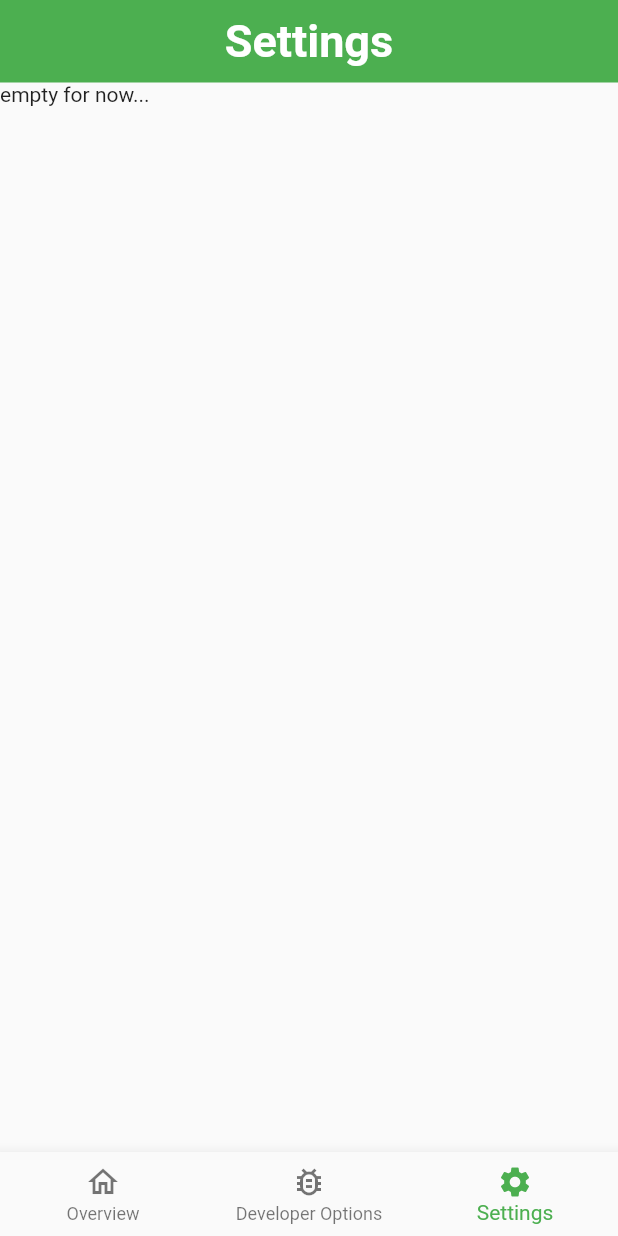
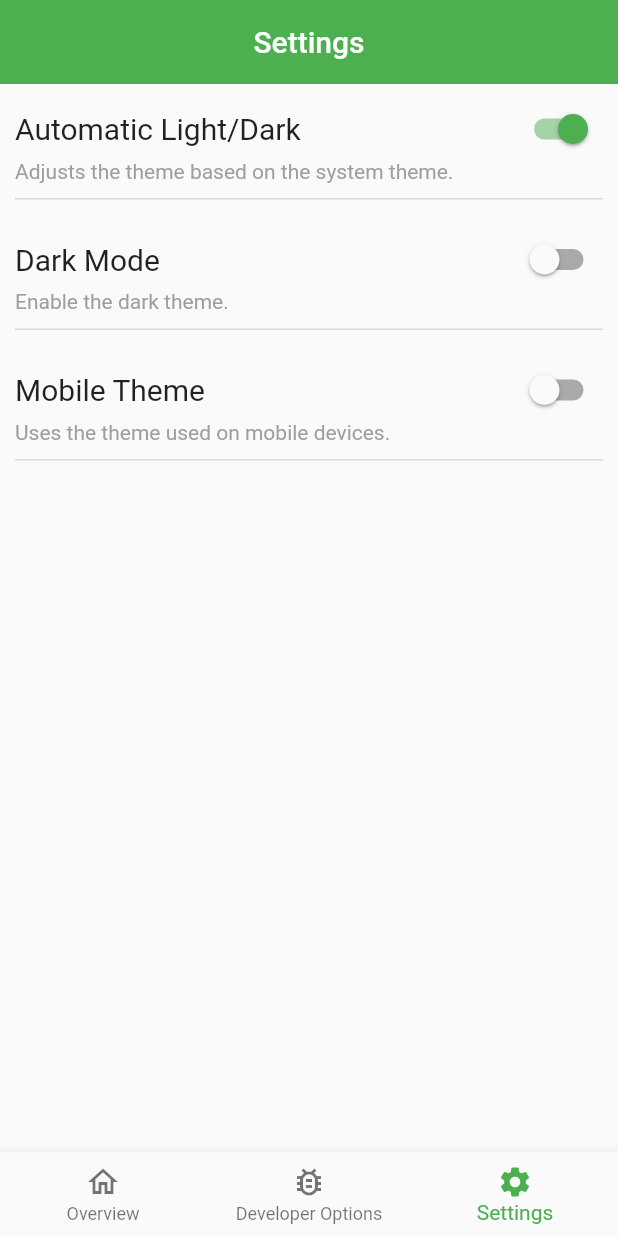
Before and after one commit to RichterRSA/hydro, a Flutter app: the screen it shows after launch, item 3 of the bottom bar chosen, on a phone screen of 412 x 824 dp. Run offline on Flutter 3.47's test engine with Material 2 defaults, Android fonts, the phone set to English and light mode, and no system bars; our stand-ins replace shared_preferences.

Commit message:
Add Light/Dark Mode functionality

```diff
--- /dev/null
+++ b/lib/custom_widgets/custom_page.dart
@@ -0,0 +1,43 @@
+import 'package:flutter/material.dart';
+import '../helpers/platform_helper.dart';
+
+class CustomPage extends StatefulWidget {
+  final String title;
+  final List<Widget>? children;
+
+  const CustomPage({super.key, required this.title, this.children});
+
+  @override
+  State<CustomPage> createState() => _CustomPageState();
+}
+
+class _CustomPageState extends State<CustomPage> {
+  @override
+  Widget build(BuildContext context) {
+    return Column(
+      children: [
+        (useDesktopLayout(context))
+            ? Container(
+                padding: const EdgeInsets.symmetric(vertical: 10.0),
+                color: Colors.green,
+                alignment: Alignment.center,
+                child: Text(
+                  widget.title,
+                  style: const TextStyle(
+                    color: Colors.white,
+                    fontWeight: FontWeight.bold,
+                    fontSize: 30.0,
+                  ),
+                ),
+              )
+            : Container(),
+        Expanded(
+          child: ListView(
+            children:
+                (widget.children != null) ? widget.children! : [Container()],
+          ),
+        ),
+      ],
+    );
+  }
+}
--- /dev/null
+++ b/lib/custom_widgets/settings_option.dart
@@ -0,0 +1,109 @@
+import 'package:flutter/foundation.dart';
+import 'package:flutter/material.dart';
+
+class SettingsOption extends StatefulWidget {
+  final String settingName;
+  final String? description;
+  final bool? value;
+  final bool? enabled;
+  final void Function(bool)? onChange;
+  final void Function(SingletonFlutterWindow)? onWindowChange;
+
+  const SettingsOption({
+    super.key,
+    required this.settingName,
+    this.description,
+    this.value,
+    this.onChange,
+    this.onWindowChange,
+    this.enabled,
+  });
+
+  @override
+  State<SettingsOption> createState() => _SettingsOptionState();
+}
+
+class _SettingsOptionState extends State<SettingsOption> {
+  bool switchValue = false;
+  bool init = false;
+
+  @override
+  void initState() {
+    super.initState();
+    final window = WidgetsBinding.instance.window;
+
+    if (widget.onWindowChange != null) {
+      widget.onWindowChange!.call(window);
+    }
+  }
+
+  @override
+  Widget build(BuildContext context) {
+    if (widget.value != null && !init) {
+      switchValue = widget.value!;
+      // init = true;
+    }
+
+    return Container(
+      alignment: Alignment.topLeft,
+      child: Container(
+        padding: const EdgeInsets.all(10.0),
+        child: Column(
+          crossAxisAlignment: CrossAxisAlignment.start,
+          children: [
+            SizedBox(
+              height: 40.0,
+              child: Row(
+                children: [
+                  Text(
+                    widget.settingName,
+                    style: const TextStyle(
+                      fontSize: 20.0,
+                    ),
+                  ),
+                  const Spacer(),
+                  AbsorbPointer(
+                    absorbing:
+                        (widget.enabled != null) ? !widget.enabled! : false,
+                    child: Switch(
+                      activeColor: (widget.enabled != null)
+                          ? (widget.enabled!)
+                              ? Colors.green
+                              : Colors.grey
+                          : Colors.green,
+                      value: switchValue,
+                      onChanged: (value) => {
+                        setState(
+                          () {
+                            switchValue = value;
+
+                            if (widget.onChange != null) {
+                              widget.onChange!.call(value);
+                            }
+                          },
+                        )
+                      },
+                    ),
+                  ),
+                ],
+              ),
+            ),
+            Padding(
+              padding: const EdgeInsets.fromLTRB(0.0, 0.0, 0.0, 10.0),
+              child: Text(
+                (widget.description != null) ? widget.description! : '',
+                style: const TextStyle(
+                  color: Colors.grey,
+                ),
+              ),
+            ),
+            const Divider(
+              height: 1,
+              thickness: 1,
+            )
+          ],
+        ),
+      ),
+    );
+  }
+}
--- a/lib/helpers/platform_helper.dart
+++ b/lib/helpers/platform_helper.dart
@@ -1,5 +1,6 @@
 import 'dart:io';
-import 'package:flutter/widgets.dart';
+import 'package:flutter/material.dart';
+import 'package:flutter/scheduler.dart';
 
 bool useDesktopLayout(BuildContext context) {
   if (Platform.isAndroid || Platform.isIOS) {
@@ -15,3 +16,12 @@ bool useDesktopLayout(BuildContext context) {
     return true;
   }
 }
+
+Brightness getSystemBrightness() {
+  return SchedulerBinding.instance.window.platformBrightness;
+}
+
+Brightness getCurrentBrightness(BuildContext context) {
+  return MediaQueryData.fromWindow(WidgetsBinding.instance.window)
+      .platformBrightness;
+}
--- a/lib/home.dart
+++ b/lib/home.dart
@@ -28,20 +28,30 @@ class DesktopHome extends StatefulWidget {
 }
 
 class _DesktopHomeState extends State<DesktopHome> {
-  int railSelectedIndex = 0;
+  int railSelectedIndex = 1;
+  bool navRailExtended = false;
   @override
   Widget build(BuildContext context) {
     return Scaffold(
       body: Row(
         children: [
           NavigationRail(
+            extended: navRailExtended,
             onDestinationSelected: (int index) {
               setState(() {
-                railSelectedIndex = index;
+                if (index > 0) {
+                  railSelectedIndex = index;
+                } else {
+                  navRailExtended = !navRailExtended;
+                }
               });
             },
-            labelType: NavigationRailLabelType.selected,
+            //labelType: NavigationRailLabelType.selected,
             destinations: const [
+              NavigationRailDestination(
+                icon: Icon(Icons.menu),
+                label: Text('Menu'),
+              ),
               NavigationRailDestination(
                 icon: Icon(Icons.home_outlined),
                 selectedIcon: Icon(Icons.home),
@@ -65,7 +75,7 @@ class _DesktopHomeState extends State<DesktopHome> {
             thickness: 1,
             width: 1,
           ),
-          Pages()[railSelectedIndex],
+          Expanded(child: pages()[railSelectedIndex - 1]),
         ],
       ),
     );
@@ -85,7 +95,14 @@ class _MobileHomeState extends State<MobileHome> {
   @override
   Widget build(BuildContext context) {
     return Scaffold(
+      appBar: AppBar(
+        backgroundColor: Colors.green,
+        elevation: 0.0,
+        centerTitle: true,
+        title: Text(pageTitles[navbarSelectedIndex]),
+      ),
       bottomNavigationBar: BottomNavigationBar(
+        selectedItemColor: Colors.green,
         onTap: (int index) {
           setState(() {
             navbarSelectedIndex = index;
@@ -109,15 +126,17 @@ class _MobileHomeState extends State<MobileHome> {
         ],
         currentIndex: navbarSelectedIndex,
       ),
-      body: Pages()[navbarSelectedIndex],
+      body: pages()[navbarSelectedIndex],
     );
   }
 }
 
-List<Widget> Pages() {
-  return const [
+List<Widget> pages() {
+  return [
     OverviewPage(),
     DeveloperPage(),
     SettingsPage(),
   ];
 }
+
+const pageTitles = ['Overview', 'Developer Options', 'Settings'];
--- a/lib/main.dart
+++ b/lib/main.dart
@@ -1,31 +1,80 @@
 import 'package:flutter/material.dart';
+import 'package:hydro/helpers/platform_helper.dart';
 import 'package:hydro/home.dart';
+import 'package:shared_preferences/shared_preferences.dart';
 
 void main() {
-  runApp(const MyApp());
+  runApp(const HydroApp());
 }
 
-class MyApp extends StatelessWidget {
-  const MyApp({super.key});
+class HydroApp extends StatefulWidget {
+  const HydroApp({super.key});
 
-  // This widget is the root of your application.
+  @override
+  State<HydroApp> createState() => HydroAppState();
+}
+
+class HydroAppState extends State<HydroApp> {
+  ThemeData? customTheme;
+  static HydroAppState? instance;
+
   @override
   Widget build(BuildContext context) {
-    return MaterialApp(
-      title: 'Flutter Demo',
-      theme: ThemeData(
-        // This is the theme of your application.
-        //
-        // Try running your application with "flutter run". You'll see the
-        // application has a blue toolbar. Then, without quitting the app, try
-        // changing the primarySwatch below to Colors.green and then invoke
-        // "hot reload" (press "r" in the console where you ran "flutter run",
-        // or simply save your changes to "hot reload" in a Flutter IDE).
-        // Notice that the counter didn't reset back to zero; the application
-        // is not restarted.
-        primarySwatch: Colors.green,
-      ),
-      home: const HomePage(),
+    instance = this;
+    return FutureBuilder(
+      future: useSystem(),
+      builder: (context, snapshot) {
+        if (snapshot.hasData) {
+          return MaterialApp(
+            title: 'hydro',
+            theme: (snapshot.data!) ? light : customTheme!,
+            darkTheme: (snapshot.data!) ? dark : customTheme!,
+            home: const HomePage(),
+          );
+        } else {
+          return const Center(
+            child: SizedBox(
+              width: 60,
+              height: 60,
+              child: CircularProgressIndicator(),
+            ),
+          );
+        }
+      },
     );
   }
+
+  Future<bool> useSystem() async {
+    final prefs = await SharedPreferences.getInstance();
+    String? bright = prefs.getString('theme_override');
+
+    customTheme = await getTheme();
+
+    return bright == null;
+  }
+
+  Future<ThemeData> getTheme() async {
+    final prefs = await SharedPreferences.getInstance();
+    String? bright = prefs.getString('theme_override');
+
+    if (bright == null) {
+      return getSystemBrightness() == Brightness.dark ? dark : light;
+    }
+
+    if (bright == 'dark') {
+      return dark;
+    } else {
+      return light;
+    }
+  }
+
+  ThemeData light = ThemeData(
+    primarySwatch: Colors.green,
+    brightness: Brightness.light,
+  );
+
+  ThemeData dark = ThemeData(
+    primarySwatch: Colors.green,
+    brightness: Brightness.dark,
+  );
 }
--- a/lib/settings.dart
+++ b/lib/settings.dart
@@ -1,4 +1,9 @@
 import 'package:flutter/material.dart';
+import 'package:hydro/custom_widgets/custom_page.dart';
+import 'package:hydro/custom_widgets/settings_option.dart';
+import 'package:hydro/helpers/platform_helper.dart';
+import 'package:hydro/main.dart';
+import 'package:shared_preferences/shared_preferences.dart';
 
 class SettingsPage extends StatefulWidget {
   const SettingsPage({super.key});
@@ -8,28 +13,82 @@ class SettingsPage extends StatefulWidget {
 }
 
 class _SettingsPageState extends State<SettingsPage> {
+  bool darkModeEnabled = false;
+  bool automaticDarkMode = true;
+
   @override
   Widget build(BuildContext context) {
-    return Expanded(
-      child: Column(
-        crossAxisAlignment: CrossAxisAlignment.stretch,
-        children: [
-          Container(
-            padding: const EdgeInsets.symmetric(vertical: 10.0),
-            color: Colors.green,
-            alignment: Alignment.center,
-            child: const Text(
-              'Settings',
-              style: TextStyle(
-                color: Colors.white,
-                fontWeight: FontWeight.bold,
-                fontSize: 30.0,
-              ),
+    darkModeEnabled = getCurrentBrightness(context) == Brightness.dark;
+    return FutureBuilder(
+      future: getSettings(),
+      builder: (context, snapshot) {
+        return CustomPage(
+          title: 'Settings',
+          children: [
+            SettingsOption(
+              settingName: 'Automatic Light/Dark',
+              description: 'Adjusts the theme based on the system theme.',
+              value: snapshot.hasData ? snapshot.data!.automaticTheme : false,
+              onChange: (value) async {
+                final prefs = await SharedPreferences.getInstance();
+                if (value) {
+                  await prefs.remove('theme_override');
+                } else {
+                  await prefs.setString(
+                      'theme_override', (darkModeEnabled) ? 'dark' : 'light');
+                }
+
+                setState(() {
+                  automaticDarkMode = value;
+                });
+
+                HydroAppState.instance!.setState(() {});
+              },
             ),
-          ),
-          const Text('empty for now...'),
-        ],
-      ),
+            SettingsOption(
+              settingName: 'Dark Mode',
+              description: 'Enable the dark theme.',
+              value: snapshot.hasData ? snapshot.data!.darkMode : false,
+              enabled: !automaticDarkMode,
+              onChange: (value) async {
+                final prefs = await SharedPreferences.getInstance();
+                await prefs.setString(
+                    'theme_override', (value) ? 'dark' : 'light');
+                setState(() {
+                  darkModeEnabled = value;
+                });
+
+                HydroAppState.instance!.setState(() {});
+              },
+            ),
+            SettingsOption(
+              settingName: 'Mobile Theme',
+              description: 'Uses the theme used on mobile devices.',
+              value: false,
+              onChange: (p0) {},
+            ),
+          ],
+        );
+      },
     );
   }
+
+  Future<SettingsPageInfo> getSettings() async {
+    final prefs = await SharedPreferences.getInstance();
+
+    SettingsPageInfo info = SettingsPageInfo();
+    String? themeOverride = prefs.getString('theme_override');
+    info.automaticTheme = themeOverride == null;
+    automaticDarkMode = info.automaticTheme;
+    info.darkMode = !info.automaticTheme ? (themeOverride == 'dark') : false;
+    darkModeEnabled = info.darkMode;
+    return info;
+  }
 }
+
+class SettingsPageInfo {
+  bool darkMode = false;
+  bool automaticTheme = true;
+
+  SettingsPageInfo();
+}
--- a/pubspec.yaml
+++ b/pubspec.yaml
@@ -35,6 +35,7 @@ dependencies:
   # The following adds the Cupertino Icons font to your application.
   # Use with the CupertinoIcons class for iOS style icons.
   cupertino_icons: ^1.0.2
+  shared_preferences: ^2.0.17
 
 dev_dependencies:
   flutter_test:
```
Also changed, not shown: lib/custom_widgets/dev_sensor_setting.dart (added, +99 -0 lines), lib/developer.dart (+59 -19 lines), lib/overview.dart (+7 -20 lines), 3 other files.
